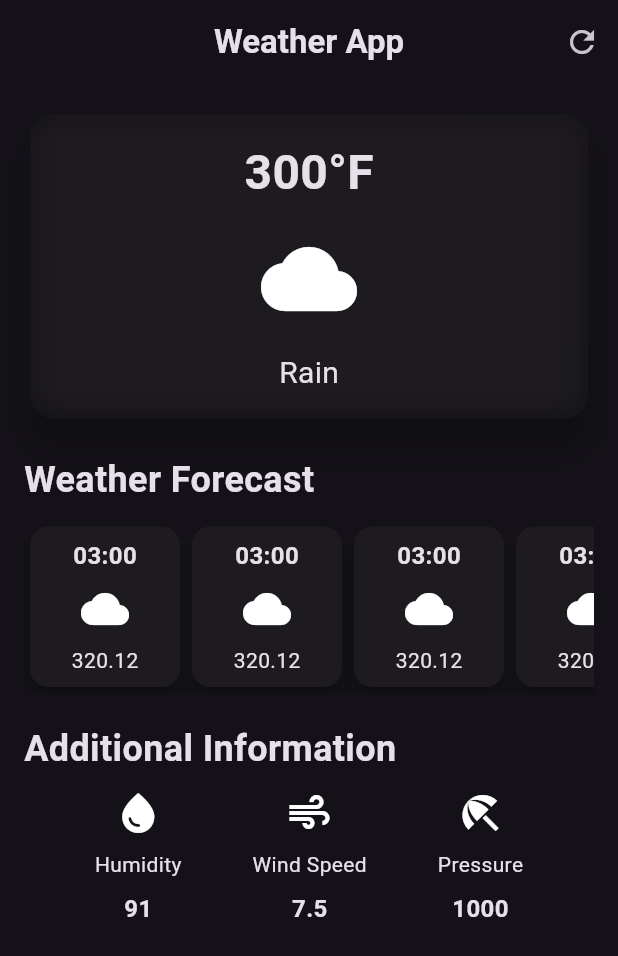
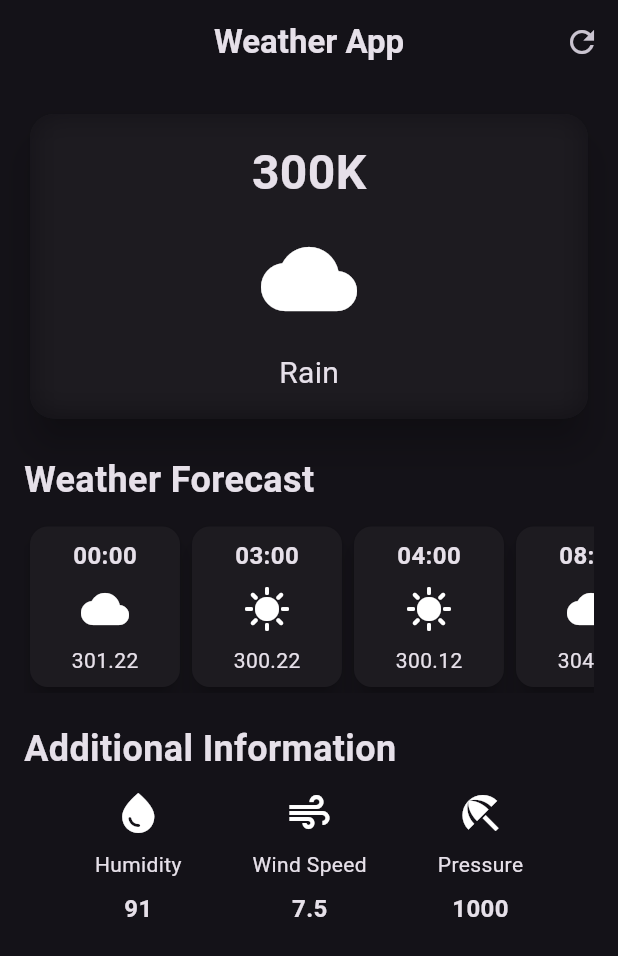
Before and after one commit to Taoheedoh/weather_app, a Flutter app: the screen it shows after launch, on a phone screen of 412 x 824 dp. Shown: the top 956 px of the screen. Run offline on Flutter 3.47's test engine with Material 3 defaults, Android fonts, the phone set to English and light mode, and no system bars.

Commit message:
modify the hourlyweatherforecast file

```diff
--- a/lib/hourlyweatherforecast.dart
+++ b/lib/hourlyweatherforecast.dart
@@ -1,8 +1,17 @@
+// ignore: file_names
 import 'package:flutter/material.dart';
 
+class HourlyWeatherForecast extends StatelessWidget {
+  final String time;
+  final String temperature;
+  final IconData icon;
 
-class HourlyWeatherForecast extends StatelessWidget {
-  const HourlyWeatherForecast({super.key});
+  const HourlyWeatherForecast(
+    {
+      super.key, required this.time, required this.temperature, required this.icon
+      }
+      );
+
 
   @override
   Widget build(BuildContext context) {
@@ -14,26 +23,26 @@ class HourlyWeatherForecast extends StatelessWidget {
         decoration: BoxDecoration(
           borderRadius: BorderRadius.circular(12),
         ),
-        child: const Column(
+        child:  Column(
           children: [
             Text(
-              '03:00',
-              style: TextStyle(
+              time,
+              style: const TextStyle(
                 fontSize: 16,
                 fontWeight: FontWeight.bold,
               ),
             ),
-            SizedBox(
+            const SizedBox(
               height: 8,
             ),
             Icon(
-              Icons.cloud,
+              icon,
               size: 32,
             ),
-            SizedBox(
+            const SizedBox(
               height: 8,
             ),
-            Text('320.12'),
+            Text(temperature),
           ],
         ),
       ),
--- a/lib/weatherscreen.dart
+++ b/lib/weatherscreen.dart
@@ -49,7 +49,7 @@ class WeatherScreen extends StatelessWidget {
                       child: Column(
                         children: [
                           Text(
-                            '300°F',
+                            '300K',
                             style: TextStyle(
                               fontSize: 32,
                               fontWeight: FontWeight.bold,
@@ -95,11 +95,31 @@ class WeatherScreen extends StatelessWidget {
               scrollDirection: Axis.horizontal,
               child: Row(
                 children: [
-                  HourlyWeatherForecast(),
-                  HourlyWeatherForecast(),
-                  HourlyWeatherForecast(),
-                  HourlyWeatherForecast(),
-                  HourlyWeatherForecast(),
+                  HourlyWeatherForecast(
+                    time: '00:00',
+                    temperature: '301.22',
+                    icon: Icons.cloud,
+                  ),
+                  HourlyWeatherForecast(
+                    time: '03:00',
+                    temperature: '300.22',
+                    icon: Icons.sunny,
+                  ),
+                  HourlyWeatherForecast(
+                    time: '04:00',
+                    temperature: '300.12',
+                    icon: Icons.sunny,
+                  ),
+                  HourlyWeatherForecast(
+                    time: '08:00',
+                    temperature: '304.22',
+                    icon: Icons.cloud,
+                  ),
+                  HourlyWeatherForecast(
+                    time: '12:00',
+                    temperature: '301.22',
+                    icon: Icons.sunny,
+                  ),
                 ],
               ),
             ),
```
